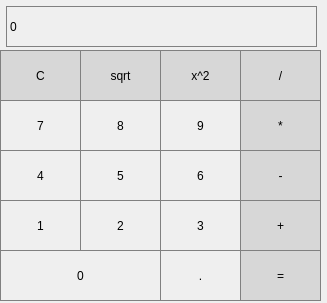
Before: the Qt Designer form Calculator/mainwindow.ui in matejturek/IVS_Tym, drawn with Qt 5.
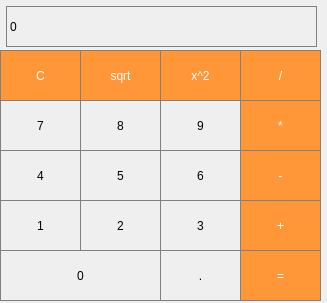
After: the same form once the commit is applied.

```diff
--- a/Calculator/mainwindow.ui
+++ b/Calculator/mainwindow.ui
@@ -44,9 +44,11 @@
     </property>
     <property name="styleSheet">
      <string notr="true">QPushButton {
-  background-color: rgb(215, 215, 215);
+  background-color: rgb(255, 151, 57);
+  color: white; 
   border: 1px solid gray;
 }
+
 QPushButton:pressed {
     background-color: qlineargradient(x1: 0, y1: 0, x2: 0, y2: 1,
                                       stop: 0 #BEBEBE, stop: 1 #D7D7D7);
@@ -56,7 +58,7 @@
      <string>C</string>
     </property>
    </widget>
-   <widget class="QPushButton" name="pushButton_2">
+   <widget class="QPushButton" name="pushButton_sqrt">
     <property name="geometry">
      <rect>
       <x>80</x>
@@ -67,9 +69,11 @@
     </property>
     <property name="styleSheet">
      <string notr="true">QPushButton {
-  background-color: rgb(215, 215, 215);
+  background-color: rgb(255, 151, 57);
+  color: white; 
   border: 1px solid gray;
 }
+
 QPushButton:pressed {
     background-color: qlineargradient(x1: 0, y1: 0, x2: 0, y2: 1,
                                       stop: 0 #BEBEBE, stop: 1 #D7D7D7);
@@ -79,7 +83,7 @@
      <string>sqrt</string>
     </property>
    </widget>
-   <widget class="QPushButton" name="pushButton_3">
+   <widget class="QPushButton" name="pushButton_power">
     <property name="geometry">
      <rect>
       <x>160</x>
@@ -90,9 +94,11 @@
     </property>
     <property name="styleSheet">
      <string notr="true">QPushButton {
-  background-color: rgb(215, 215, 215);
+  background-color: rgb(255, 151, 57);
+  color: white; 
   border: 1px solid gray;
 }
+
 QPushButton:pressed {
     background-color: qlineargradient(x1: 0, y1: 0, x2: 0, y2: 1,
                                       stop: 0 #BEBEBE, stop: 1 #D7D7D7);
@@ -102,7 +108,7 @@
      <string>x^2</string>
     </property>
    </widget>
-   <widget class="QPushButton" name="pushButton_4">
+   <widget class="QPushButton" name="pushButton_divide">
     <property name="geometry">
      <rect>
       <x>240</x>
@@ -113,9 +119,11 @@
     </property>
     <property name="styleSheet">
      <string notr="true">QPushButton {
-  background-color: rgb(215, 215, 215);
+  background-color: rgb(255, 151, 57);
+  color: white; 
   border: 1px solid gray;
 }
+
 QPushButton:pressed {
     background-color: qlineargradient(x1: 0, y1: 0, x2: 0, y2: 1,
                                       stop: 0 #BEBEBE, stop: 1 #D7D7D7);
@@ -147,31 +155,31 @@
      <string>8</string>
     </property>
    </widget>
-   <widget class="QPushButton" name="pushButton_6">
-    <property name="geometry">
-     <rect>
-      <x>0</x>
-      <y>100</y>
-      <width>81</width>
-      <height>51</height>
-     </rect>
-    </property>
-    <property name="styleSheet">
-     <string notr="true">QPushButton {
-   border: 1px solid gray;
-}
-QPushButton:pressed {
-    background-color: qlineargradient(x1: 0, y1: 0, x2: 0, y2: 1,
-                                      stop: 0 #dadbde, stop: 1 #f6f7fa);
-}</string>
-    </property>
-    <property name="text">
-     <string>7</string>
-    </property>
-   </widget>
    <widget class="QPushButton" name="pushButton_7">
     <property name="geometry">
      <rect>
+      <x>0</x>
+      <y>100</y>
+      <width>81</width>
+      <height>51</height>
+     </rect>
+    </property>
+    <property name="styleSheet">
+     <string notr="true">QPushButton {
+   border: 1px solid gray;
+}
+QPushButton:pressed {
+    background-color: qlineargradient(x1: 0, y1: 0, x2: 0, y2: 1,
+                                      stop: 0 #dadbde, stop: 1 #f6f7fa);
+}</string>
+    </property>
+    <property name="text">
+     <string>7</string>
+    </property>
+   </widget>
+   <widget class="QPushButton" name="pushButton_multiply">
+    <property name="geometry">
+     <rect>
       <x>240</x>
       <y>100</y>
       <width>81</width>
@@ -180,9 +188,11 @@
     </property>
     <property name="styleSheet">
      <string notr="true">QPushButton {
-  background-color: rgb(215, 215, 215);
+  background-color: rgb(255, 151, 57);
+  color: white; 
   border: 1px solid gray;
 }
+
 QPushButton:pressed {
     background-color: qlineargradient(x1: 0, y1: 0, x2: 0, y2: 1,
                                       stop: 0 #BEBEBE, stop: 1 #D7D7D7);
@@ -192,31 +202,31 @@
      <string>*</string>
     </property>
    </widget>
-   <widget class="QPushButton" name="pushButton_8">
-    <property name="geometry">
-     <rect>
-      <x>160</x>
-      <y>100</y>
-      <width>81</width>
-      <height>51</height>
-     </rect>
-    </property>
-    <property name="styleSheet">
-     <string notr="true">QPushButton {
-   border: 1px solid gray;
-}
-QPushButton:pressed {
-    background-color: qlineargradient(x1: 0, y1: 0, x2: 0, y2: 1,
-                                      stop: 0 #dadbde, stop: 1 #f6f7fa);
-}</string>
-    </property>
-    <property name="text">
-     <string>9</string>
-    </property>
-   </widget>
    <widget class="QPushButton" name="pushButton_9">
     <property name="geometry">
      <rect>
+      <x>160</x>
+      <y>100</y>
+      <width>81</width>
+      <height>51</height>
+     </rect>
+    </property>
+    <property name="styleSheet">
+     <string notr="true">QPushButton {
+   border: 1px solid gray;
+}
+QPushButton:pressed {
+    background-color: qlineargradient(x1: 0, y1: 0, x2: 0, y2: 1,
+                                      stop: 0 #dadbde, stop: 1 #f6f7fa);
+}</string>
+    </property>
+    <property name="text">
+     <string>9</string>
+    </property>
+   </widget>
+   <widget class="QPushButton" name="pushButton_4">
+    <property name="geometry">
+     <rect>
       <x>0</x>
       <y>150</y>
       <width>81</width>
@@ -247,9 +257,11 @@
     </property>
     <property name="styleSheet">
      <string notr="true">QPushButton {
-  background-color: rgb(215, 215, 215);
+  background-color: rgb(255, 151, 57);
+  color: white; 
   border: 1px solid gray;
 }
+
 QPushButton:pressed {
     background-color: qlineargradient(x1: 0, y1: 0, x2: 0, y2: 1,
                                       stop: 0 #BEBEBE, stop: 1 #D7D7D7);
@@ -358,9 +370,11 @@
     </property>
     <property name="styleSheet">
      <string notr="true">QPushButton {
-  background-color: rgb(215, 215, 215);
+  background-color: rgb(255, 151, 57);
+  color: white; 
   border: 1px solid gray;
 }
+
 QPushButton:pressed {
     background-color: qlineargradient(x1: 0, y1: 0, x2: 0, y2: 1,
                                       stop: 0 #BEBEBE, stop: 1 #D7D7D7);
@@ -403,9 +417,11 @@
     </property>
     <property name="styleSheet">
      <string notr="true">QPushButton {
-  background-color: rgb(215, 215, 215);
+  background-color: rgb(255, 151, 57);
+  color: white; 
   border: 1px solid gray;
 }
+
 QPushButton:pressed {
     background-color: qlineargradient(x1: 0, y1: 0, x2: 0, y2: 1,
                                       stop: 0 #BEBEBE, stop: 1 #D7D7D7);
```
Left out of the diff: 40 changed lines with no effect on the pictures.
